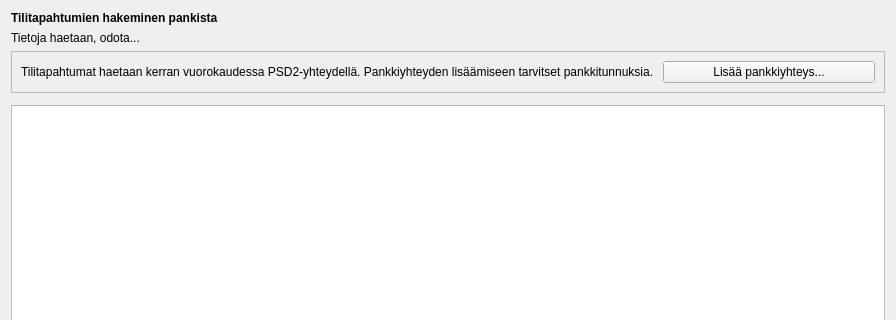
This is kitsas/maaritys/tilitieto/tilitietomaaritys.ui in artoh/kitupiikki as Qt 5 draws it before an edit; both pictures show x 0 to 896 and y 0 to 320 of the 896 by 659 pixel window. The edited form follows.
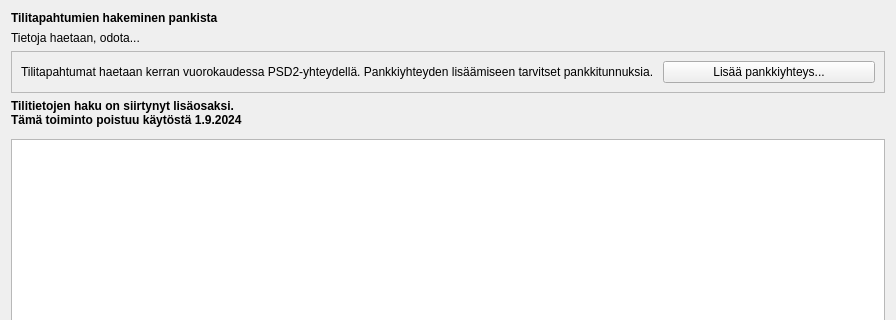
This is the edited form. Icons and pictures are not drawn.

Commit message: Tilitietojen haun vanhenemisilmoitus

```diff
--- a/kitsas/maaritys/tilitieto/tilitietomaaritys.ui
+++ b/kitsas/maaritys/tilitieto/tilitietomaaritys.ui
@@ -69,6 +69,19 @@
      </layout>
     </widget>
    </item>
+   <item>
+    <widget class="QLabel" name="label_2">
+     <property name="font">
+      <font>
+       <bold>true</bold>
+      </font>
+     </property>
+     <property name="text">
+      <string>Tilitietojen haku on siirtynyt lisäosaksi. 
+Tämä toiminto poistuu käytöstä 1.9.2024</string>
+     </property>
+    </widget>
+   </item>
    <item>
     <widget class="QWidget" name="yhteydetWidget" native="true"/>
    </item>
```
The commit also changes 1 other file.
